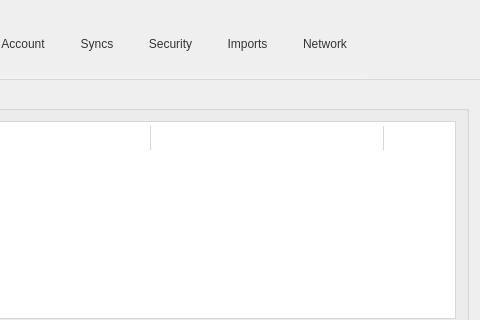
Old version of the form src/MEGASync/gui/win/SettingsDialog.ui in the repository meganz/MEGAsync; both pictures show x 107 to 587 and y 0 to 320 of the 587 by 669 pixel window.
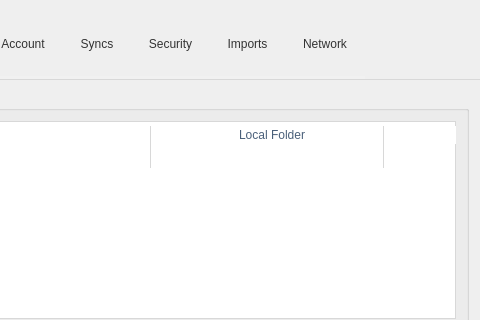
New version of the form. The open tabs and pages were chosen to show the change. Icons and pictures are not drawn. Custom widgets are drawn as their Qt base class.

Commit message: Settings dialog UI adjustments

What changed in the file:
```diff
--- a/src/MEGASync/gui/win/SettingsDialog.ui
+++ b/src/MEGASync/gui/win/SettingsDialog.ui
@@ -1568,13 +1568,13 @@
                 <number>4</number>
                </property>
                <attribute name="horizontalHeaderVisible">
-                <bool>false</bool>
+                <bool>true</bool>
                </attribute>
                <attribute name="horizontalHeaderCascadingSectionResizes">
                 <bool>true</bool>
                </attribute>
                <attribute name="horizontalHeaderMinimumSectionSize">
-                <number>29</number>
+                <number>32</number>
                </attribute>
                <attribute name="horizontalHeaderDefaultSectionSize">
                 <number>233</number>
```
Left out of the diff: 2 changed lines with no effect on the pictures. The commit also changes 1 other file.
